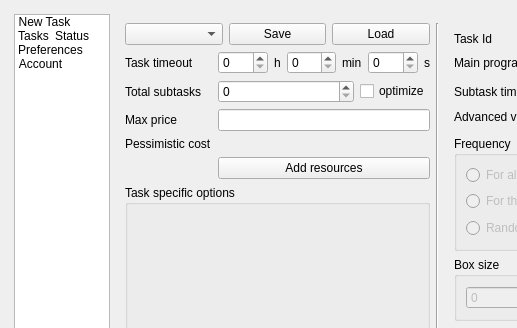
First picture: the form in gnr/ui/AppMainWindow.ui, repository golemfactory/clay, before the edit; both pictures show x 0 to 517 and y 0 to 328 of the 800 by 615 pixel window.
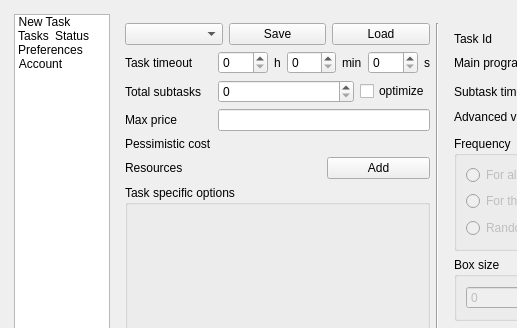
Second picture: the form after the edit. The open tabs and pages were chosen to show the change. Icons and pictures are not drawn. Custom widgets are drawn as their Qt base class.

Commit message: resource counter + luxrender stop time + some smaller changes

Diff of the .ui file:
```diff
--- a/gnr/ui/AppMainWindow.ui
+++ b/gnr/ui/AppMainWindow.ui
@@ -636,9 +636,27 @@
                    </widget>
                   </item>
                   <item row="6" column="1">
-                   <widget class="QPushButton" name="addResourceButton">
+                   <layout class="QHBoxLayout" name="horizontalLayout_25">
+                    <item>
+                     <widget class="QLabel" name="resourceFilesLabel">
+                      <property name="text">
+                       <string/>
+                      </property>
+                     </widget>
+                    </item>
+                    <item>
+                     <widget class="QPushButton" name="addResourceButton">
+                      <property name="text">
+                       <string>Add</string>
+                      </property>
+                     </widget>
+                    </item>
+                   </layout>
+                  </item>
+                  <item row="6" column="0">
+                   <widget class="QLabel" name="label_15">
                     <property name="text">
-                     <string>Add resources</string>
+                     <string>Resources</string>
                     </property>
                    </widget>
                   </item>
```
Left out of the diff: 2 changed lines with no effect on the pictures. The commit also changes 9 other files.
